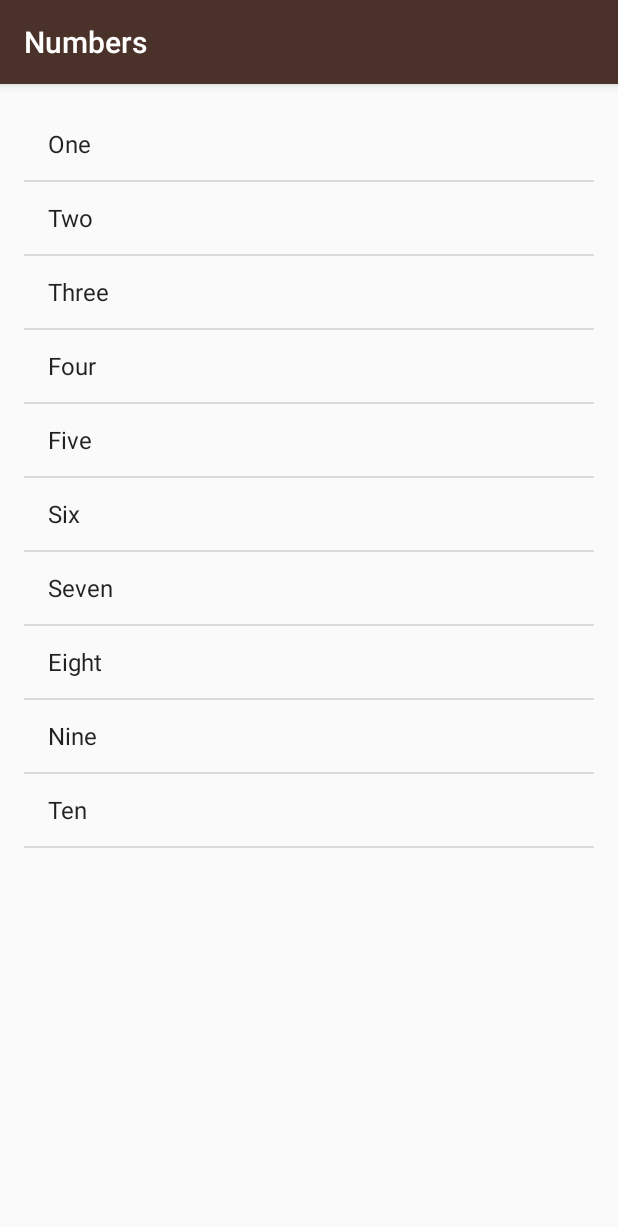
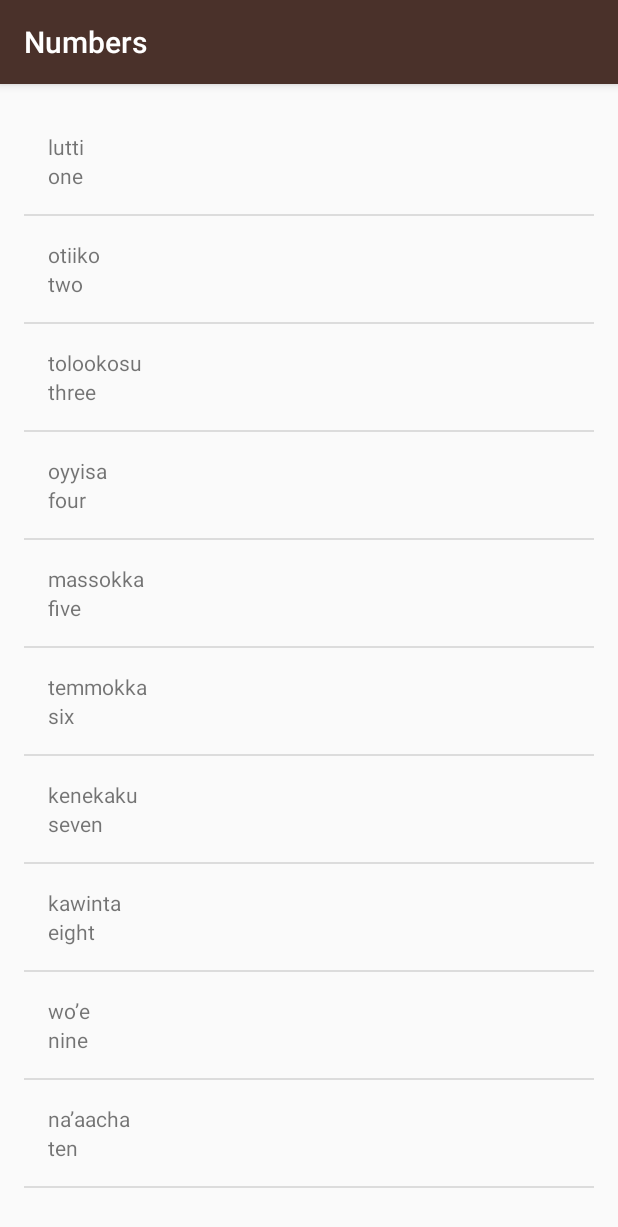
Before and after one commit to prashantjurel/Learning-KotlinAndroid, an Android app: the NumbersActivity screen opened directly, with no data from a screen before it, on a phone screen of 412 x 824 dp. Shown: the top 1227 px of the screen. Run offline under Robolectric (Android 15) with nearby library versions, the phone set to English and light mode, and no system bars.

Commit message:
Added custom WordAdapter

```diff
--- a/mowik/app/src/main/java/com/prashant/android/miwok/NumbersActivity.kt
+++ b/mowik/app/src/main/java/com/prashant/android/miwok/NumbersActivity.kt
@@ -1,7 +1,6 @@
 package com.prashant.android.miwok
 
 import android.os.Bundle
-import android.widget.ArrayAdapter
 import android.widget.ListView
 import androidx.appcompat.app.AppCompatActivity
 import com.prashant.android.R
@@ -11,13 +10,19 @@ class NumbersActivity : AppCompatActivity() {
         super.onCreate(savedInstanceState)
         setContentView(R.layout.activity_numbers)
 
-        val numbersList = arrayListOf<String>("One","Two","Three","Four","Five","Six",
-            "Seven","Eight","Nine","Ten")
+        val numbersList = arrayListOf<Word>()
+        numbersList.add(Word("lutti","one"))
+        numbersList.add(Word("otiiko","two"))
+        numbersList.add(Word("tolookosu","three"))
+        numbersList.add(Word("oyyisa","four"))
+        numbersList.add(Word("massokka","five"))
+        numbersList.add(Word("temmokka","six"))
+        numbersList.add(Word("kenekaku","seven"))
+        numbersList.add(Word("kawinta","eight"))
+        numbersList.add(Word("wo’e","nine"))
+        numbersList.add(Word("na’aacha","ten"))
 
-        val itemAdapter = ArrayAdapter<String>(
-            this,
-            android.R.layout.simple_list_item_1,
-            numbersList)
+        val itemAdapter = WordAdapter(this, numbersList)
 
         val listView = findViewById<ListView>(R.id.list)
         listView.adapter = itemAdapter
--- /dev/null
+++ b/mowik/app/src/main/java/com/prashant/android/miwok/Word.kt
@@ -0,0 +1,8 @@
+package com.prashant.android.miwok
+
+class Word (miwokParam:String, defaultParam:String){
+    var miwokText:String = miwokParam
+    private set
+    var defaultText:String = defaultParam
+    private set
+}
--- /dev/null
+++ b/mowik/app/src/main/java/com/prashant/android/miwok/WordAdapter.kt
@@ -0,0 +1,24 @@
+package com.prashant.android.miwok
+
+import android.app.Activity
+import android.view.LayoutInflater
+import android.view.View
+import android.view.ViewGroup
+import android.widget.ArrayAdapter
+import android.widget.TextView
+import com.prashant.android.R
+
+class WordAdapter(context: Activity, numbersList: ArrayList<Word>) : ArrayAdapter<Word>(context,0,numbersList) {
+
+    override fun getView(position: Int, convertView: View?, parent: ViewGroup): View {
+        val listItemView = convertView ?: run {
+            var inflater = LayoutInflater.from(context)
+            inflater.inflate(R.layout.list_item, parent, false)!!
+        }
+            var currentWord: Word = getItem(position)!!
+            listItemView.findViewById<TextView?>(R.id.mowik_text_view)?.text = currentWord.miwokText
+            listItemView.findViewById<TextView?>(R.id.default_text_view)?.text = currentWord.defaultText
+
+            return listItemView
+        }
+}
--- a/mowik/app/src/main/res/layout/list_item.xml
+++ b/mowik/app/src/main/res/layout/list_item.xml
@@ -1,27 +1,22 @@
 <?xml version="1.0" encoding="utf-8"?>
-<androidx.constraintlayout.widget.ConstraintLayout xmlns:android="http://schemas.android.com/apk/res/android"
+<LinearLayout xmlns:android="http://schemas.android.com/apk/res/android"
     xmlns:app="http://schemas.android.com/apk/res-auto"
     xmlns:tools="http://schemas.android.com/tools"
     android:layout_width="match_parent"
+    android:orientation="vertical"
+    android:padding="16dp"
     android:layout_height="match_parent">
 
     <TextView
-        android:id="@+id/mowikWord"
+        android:id="@+id/mowik_text_view"
         android:layout_width="wrap_content"
         android:layout_height="wrap_content"
-        android:layout_marginStart="16dp"
-        android:layout_marginTop="16dp"
-        app:layout_constraintEnd_toEndOf="parent"
-        app:layout_constraintStart_toStartOf="parent"
-        app:layout_constraintTop_toTopOf="parent" />
+        tools:text="lutti"/>
 
     <TextView
-        android:id="@+id/engTransWord"
+        android:id="@+id/default_text_view"
         android:layout_width="wrap_content"
         android:layout_height="wrap_content"
-        app:layout_constraintEnd_toEndOf="parent"
-        app:layout_constraintTop_toBottomOf="@id/mowikWord"
-        app:layout_constraintStart_toStartOf="parent"/>
+        tools:text="one"/>
 
-
-</androidx.constraintlayout.widget.ConstraintLayout>
+</LinearLayout>
```
